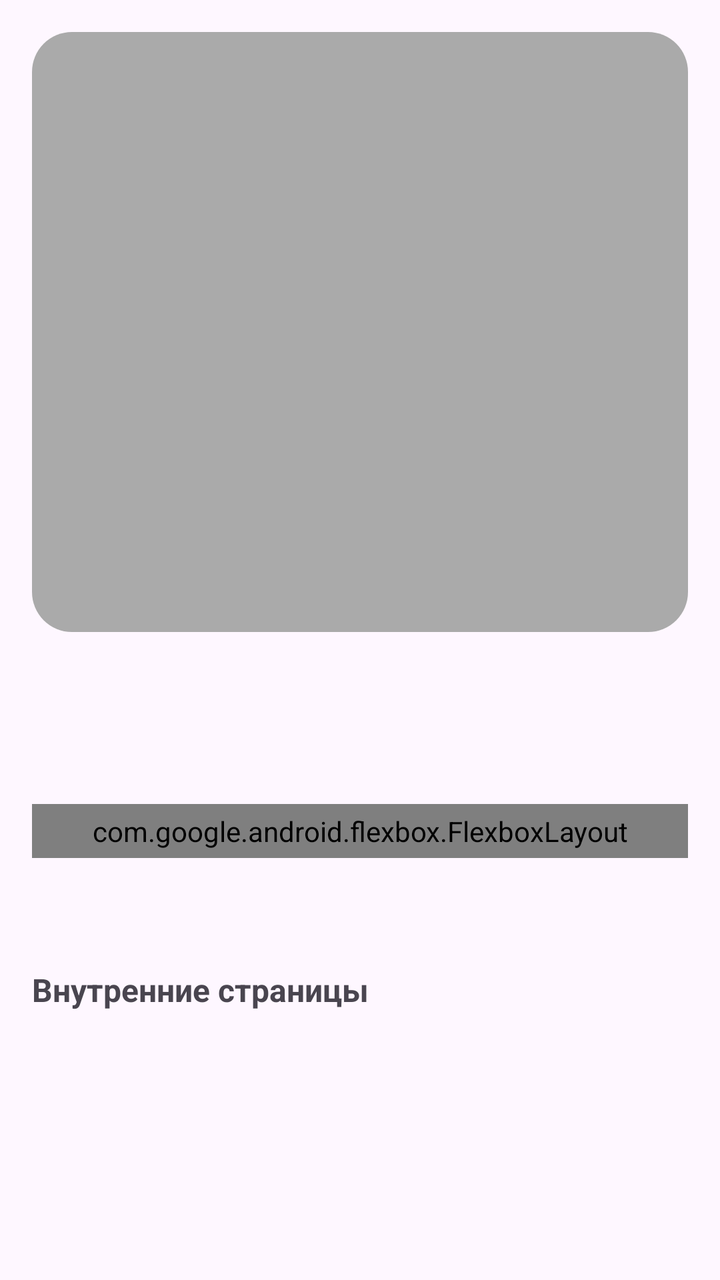
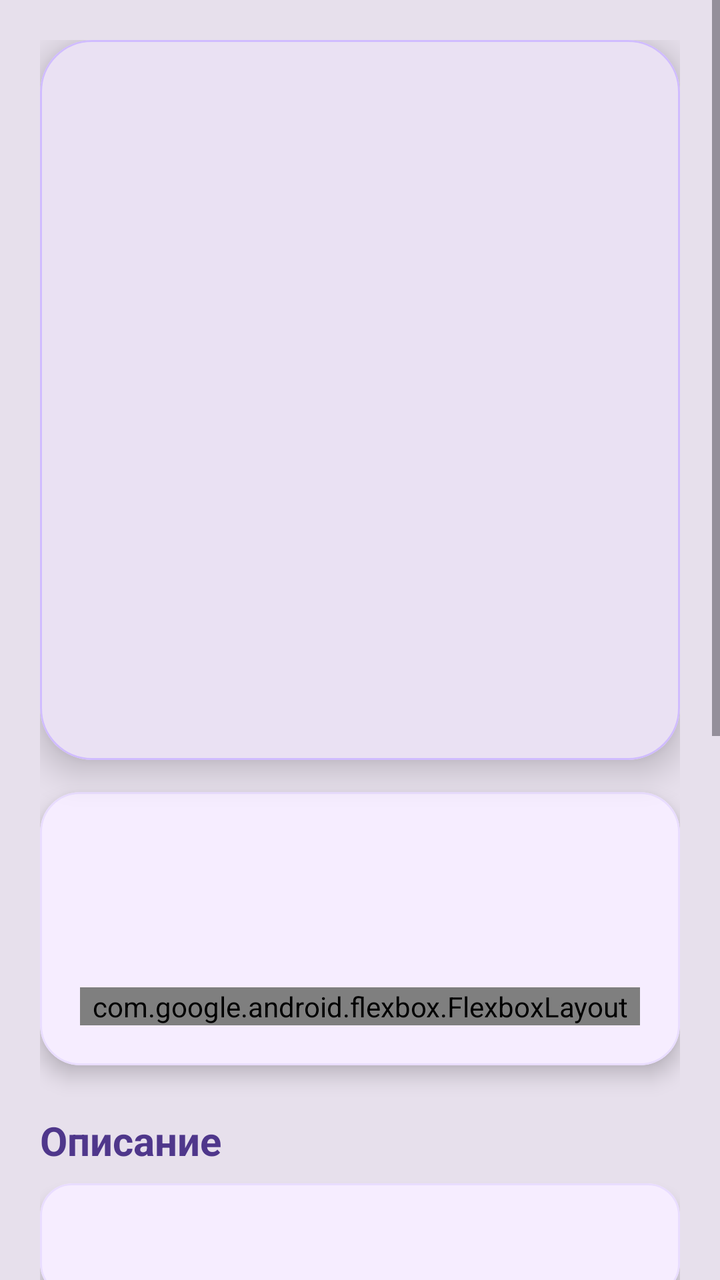

The first picture is an Android layout as it rendered before a commit; the second is the same layout after the commit. The layout source and the unified diff follow.
<!-- AndroidManifest.xml: application theme Theme.PublishingAPP -->
<!-- res/layout/fragment_edition_detail.xml -->
<ScrollView
    xmlns:android="http://schemas.android.com/apk/res/android"
    xmlns:app="http://schemas.android.com/apk/res-auto"
    android:layout_width="match_parent"
    android:layout_height="match_parent"
    android:layout_marginBottom="60dp"
    android:padding="16dp">

    <LinearLayout
        android:orientation="vertical"
        android:layout_width="match_parent"
        android:layout_height="wrap_content">

        
        <ImageView
            android:id="@+id/imgCover"
            android:layout_width="match_parent"
            android:layout_height="300dp"
            android:scaleType="centerCrop"
            android:contentDescription="@string/book_cover"
            android:background="@drawable/rounded_image_background"/>

        
        <TextView
            android:id="@+id/tvTitle"
            android:layout_width="match_parent"
            android:layout_height="wrap_content"
            android:textSize="24sp"
            android:textStyle="bold"
            android:textColor="@android:color/black"
            android:layout_marginTop="16dp"/>

        
        <TextView
            android:id="@+id/tvAuthor"
            android:layout_width="match_parent"
            android:layout_height="wrap_content"
            android:textSize="16sp"
            android:textColor="#666666"
            android:layout_marginTop="4dp"/>

        
        <com.google.android.flexbox.FlexboxLayout
            android:id="@+id/genreContainer"
            android:layout_width="match_parent"
            android:layout_height="wrap_content"
            android:layout_marginTop="12dp"
            android:padding="4dp"
            app:flexDirection="row"
            app:flexWrap="wrap"
            app:justifyContent="flex_start"/>

        
        <TextView
            android:id="@+id/tvDescription"
            android:layout_width="match_parent"
            android:layout_height="wrap_content"
            android:layout_marginTop="16dp"
            android:textSize="14sp"
            android:textColor="#333333"/>

        
        <TextView
            android:layout_width="wrap_content"
            android:layout_height="wrap_content"
            android:text="Внутренние страницы"
            android:textStyle="bold"
            android:textSize="16sp"
            android:layout_marginTop="20dp"/>

        <HorizontalScrollView
            android:layout_width="match_parent"
            android:layout_height="wrap_content"
            android:scrollbars="none"
            android:layout_marginTop="8dp">

            <LinearLayout
                android:id="@+id/interiorGallery"
                android:orientation="horizontal"
                android:layout_width="wrap_content"
                android:layout_height="wrap_content"/>
        </HorizontalScrollView>
    </LinearLayout>
</ScrollView>
<!-- resources referenced by this layout -->
<resources>
  <!-- drawable rounded_image_background (drawable) -->
  <shape xmlns:android="http://schemas.android.com/apk/res/android">
      <solid android:color="@android:color/darker_gray"/>
      <corners android:radius="20dp"/>
  </shape>
  <string name="book_cover">Обложка книги</string>
  <style name="Theme.PublishingAPP" parent="Base.Theme.PublishingAPP" />
  <style name="Base.Theme.PublishingAPP" parent="Theme.Material3.DayNight.NoActionBar">
          
          
      </style>
</resources>

<!-- the commit's change to res/layout/fragment_edition_detail.xml (unified diff, before → after) -->
@@ -1,84 +1,187 @@
-<ScrollView
-    xmlns:android="http://schemas.android.com/apk/res/android"
+<?xml version="1.0" encoding="utf-8"?>
+<ScrollView xmlns:android="http://schemas.android.com/apk/res/android"
     xmlns:app="http://schemas.android.com/apk/res-auto"
     android:layout_width="match_parent"
     android:layout_height="match_parent"
-    android:layout_marginBottom="60dp"
-    android:padding="16dp">
+    android:background="?attr/colorSurfaceVariant"
+    android:fillViewport="true">
 
     <LinearLayout
+        android:layout_width="match_parent"
+        android:layout_height="wrap_content"
         android:orientation="vertical"
-        android:layout_width="match_parent"
-        android:layout_height="wrap_content">
+        android:padding="20dp">
 
         
-        <ImageView
-            android:id="@+id/imgCover"
+        <com.google.android.material.card.MaterialCardView
             android:layout_width="match_parent"
-            android:layout_height="300dp"
-            android:scaleType="centerCrop"
-            android:contentDescription="@string/book_cover"
-            android:background="@drawable/rounded_image_background"/>
+            android:layout_height="360dp"
+            app:cardCornerRadius="26dp"
+            app:cardElevation="10dp"
+            app:strokeWidth="1dp"
+            app:strokeColor="@color/purple_30">
+
+            <ImageView
+                android:id="@+id/imgCover"
+                android:layout_width="match_parent"
+                android:layout_height="match_parent"
+                android:scaleType="centerCrop" />
+
+        </com.google.android.material.card.MaterialCardView>
 
         
-        <TextView
-            android:id="@+id/tvTitle"
-            android:layout_width="match_parent"
-            android:layout_height="wrap_content"
-            android:textSize="24sp"
-            android:textStyle="bold"
-            android:textColor="@android:color/black"
-            android:layout_marginTop="16dp"/>
-
-        
-        <TextView
-            android:id="@+id/tvAuthor"
-            android:layout_width="match_parent"
-            android:layout_height="wrap_content"
-            android:textSize="16sp"
-            android:textColor="#666666"
-            android:layout_marginTop="4dp"/>
-
-        
-        <com.google.android.flexbox.FlexboxLayout
-            android:id="@+id/genreContainer"
-            android:layout_width="match_parent"
-            android:layout_height="wrap_content"
-            android:layout_marginTop="12dp"
-            android:padding="4dp"
-            app:flexDirection="row"
-            app:flexWrap="wrap"
-            app:justifyContent="flex_start"/>
-
-        
-        <TextView
-            android:id="@+id/tvDescription"
+        <com.google.android.material.card.MaterialCardView
             android:layout_width="match_parent"
             android:layout_height="wrap_content"
             android:layout_marginTop="16dp"
-            android:textSize="14sp"
-            android:textColor="#333333"/>
+            app:cardCornerRadius="20dp"
+            app:cardElevation="6dp"
+            app:strokeWidth="1dp"
+            app:strokeColor="@color/purple_20"
+            android:backgroundTint="@color/purple_10">
+
+            <LinearLayout
+                android:layout_width="match_parent"
+                android:layout_height="wrap_content"
+                android:orientation="vertical"
+                android:padding="20dp">
+
+                <TextView
+                    android:id="@+id/tvTitle"
+                    android:layout_width="match_parent"
+                    android:layout_height="wrap_content"
+                    android:textSize="28sp"
+                    android:textStyle="bold"
+                    android:textColor="@color/purple_80" />
+
+                <TextView
+                    android:id="@+id/tvAuthor"
+                    android:layout_width="wrap_content"
+                    android:layout_height="wrap_content"
+                    android:layout_marginTop="6dp"
+                    android:textSize="15sp"
+                    android:textColor="@color/purple_60" />
+
+                <com.google.android.flexbox.FlexboxLayout
+                    android:id="@+id/genreContainer"
+                    android:layout_width="match_parent"
+                    android:layout_height="wrap_content"
+                    android:layout_marginTop="14dp"
+                    app:flexWrap="wrap" />
+
+            </LinearLayout>
+
+        </com.google.android.material.card.MaterialCardView>
 
         
         <TextView
             android:layout_width="wrap_content"
             android:layout_height="wrap_content"
-            android:text="Внутренние страницы"
+            android:text="Описание"
             android:textStyle="bold"
-            android:textSize="16sp"
-            android:layout_marginTop="20dp"/>
+            android:textSize="20sp"
+            android:textColor="@color/purple_80"
+            android:layout_marginTop="24dp"/>
 
-        <HorizontalScrollView
+        
+        <com.google.android.material.card.MaterialCardView
             android:layout_width="match_parent"
             android:layout_height="wrap_content"
-            android:scrollbars="none"
-            android:layout_marginTop="8dp">
+            android:layout_marginTop="8dp"
+            app:cardCornerRadius="16dp"
+            app:cardElevation="4dp"
+            app:strokeWidth="1dp"
+            app:strokeColor="@color/purple_20"
+            android:backgroundTint="@color/purple_10">
 
-            <LinearLayout
-                android:id="@+id/interiorGallery"
-                android:orientation="horizontal"
+            <TextView
+                android:id="@+id/tvDescription"
+                android:layout_width="match_parent"
+                android:layout_height="wrap_content"
+                android:padding="18dp"
+                android:textSize="15sp"
+                android:textColor="@color/purple_70"/>
+
+        </com.google.android.material.card.MaterialCardView>
+
+        
+        <LinearLayout
+            android:layout_width="match_parent"
+            android:layout_height="wrap_content"
+            android:layout_marginTop="26dp"
+            android:gravity="center_vertical"
+            android:orientation="horizontal">
+
+            <TextView
+                android:layout_width="0dp"
+                android:layout_height="wrap_content"
+                android:layout_weight="1"
+                android:text="Внутренние страницы"
+                android:textSize="20sp"
+                android:textStyle="bold"
+                android:textColor="@color/purple_80"/>
+
+            <TextView
+                android:id="@+id/tvPageCounter"
                 android:layout_width="wrap_content"
-                android:layout_height="wrap_content"/>
-        </HorizontalScrollView>
+                android:layout_height="wrap_content"
+                android:text="1 / 1"
+                android:textStyle="bold"
+                android:textColor="@color/purple_60"/>
+
+        </LinearLayout>
+
+        
+        <com.google.android.material.card.MaterialCardView
+            android:layout_width="match_parent"
+            android:layout_height="380dp"
+            android:layout_marginTop="12dp"
+            app:cardCornerRadius="26dp"
+            app:cardElevation="12dp"
+            app:strokeWidth="1dp"
+            app:strokeColor="@color/purple_20">
+
+            <FrameLayout
+                android:layout_width="match_parent"
+                android:layout_height="match_parent"
+                android:background="?attr/colorSurface">
+
+                <androidx.viewpager2.widget.ViewPager2
+                    android:id="@+id/viewPagerPages"
+                    android:layout_width="match_parent"
+                    android:layout_height="match_parent"
+                    android:padding="14dp"
+                    android:clipToPadding="false"
+                    android:clipChildren="false"/>
+
+                
+                <com.google.android.material.floatingactionbutton.FloatingActionButton
+                    android:id="@+id/btnPrev"
+                    android:layout_width="wrap_content"
+                    android:layout_height="wrap_content"
+                    android:layout_gravity="start|center_vertical"
+                    android:layout_marginStart="10dp"
+                    app:srcCompat="@android:drawable/ic_media_previous"
+                    app:backgroundTint="@color/purple_70"
+                    app:tint="@android:color/white"
+                    android:elevation="10dp"/>
+
+                
+                <com.google.android.material.floatingactionbutton.FloatingActionButton
+                    android:id="@+id/btnNext"
+                    android:layout_width="wrap_content"
+                    android:layout_height="wrap_content"
+                    android:layout_gravity="end|center_vertical"
+                    android:layout_marginEnd="10dp"
+                    app:srcCompat="@android:drawable/ic_media_next"
+                    app:backgroundTint="@color/purple_70"
+                    app:tint="@android:color/white"
+                    android:elevation="10dp"/>
+
+            </FrameLayout>
+
+        </com.google.android.material.card.MaterialCardView>
+
     </LinearLayout>
+
 </ScrollView>
<!-- resource entries referenced after the edit -->
@@ -1,11 +1,11 @@
 <!-- resources referenced by this layout -->
 <resources>
-  <!-- drawable rounded_image_background (drawable) -->
-  <shape xmlns:android="http://schemas.android.com/apk/res/android">
-      <solid android:color="@android:color/darker_gray"/>
-      <corners android:radius="20dp"/>
-  </shape>
-  <string name="book_cover">Обложка книги</string>
+  <color name="purple_10">#F6EDFF</color>
+  <color name="purple_20">#E9DDFF</color>
+  <color name="purple_30">#D0BCFF</color>
+  <color name="purple_60">#8069C2</color>
+  <color name="purple_70">#6750A4</color>
+  <color name="purple_80">#4F378B</color>
   <style name="Theme.PublishingAPP" parent="Base.Theme.PublishingAPP" />
   <style name="Base.Theme.PublishingAPP" parent="Theme.Material3.DayNight.NoActionBar">
           
